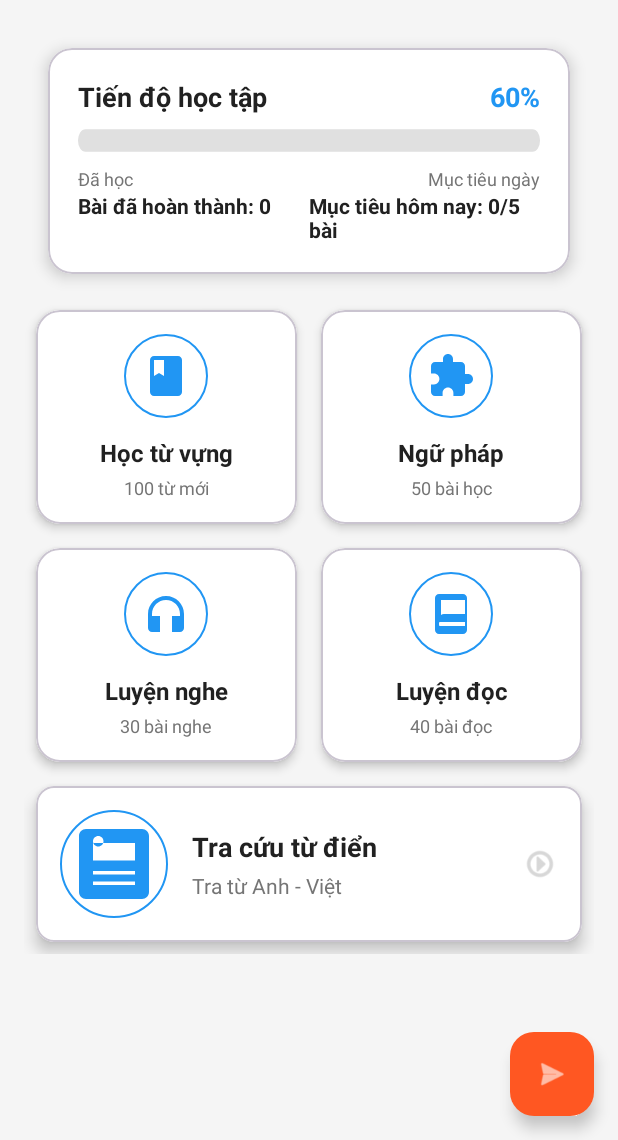
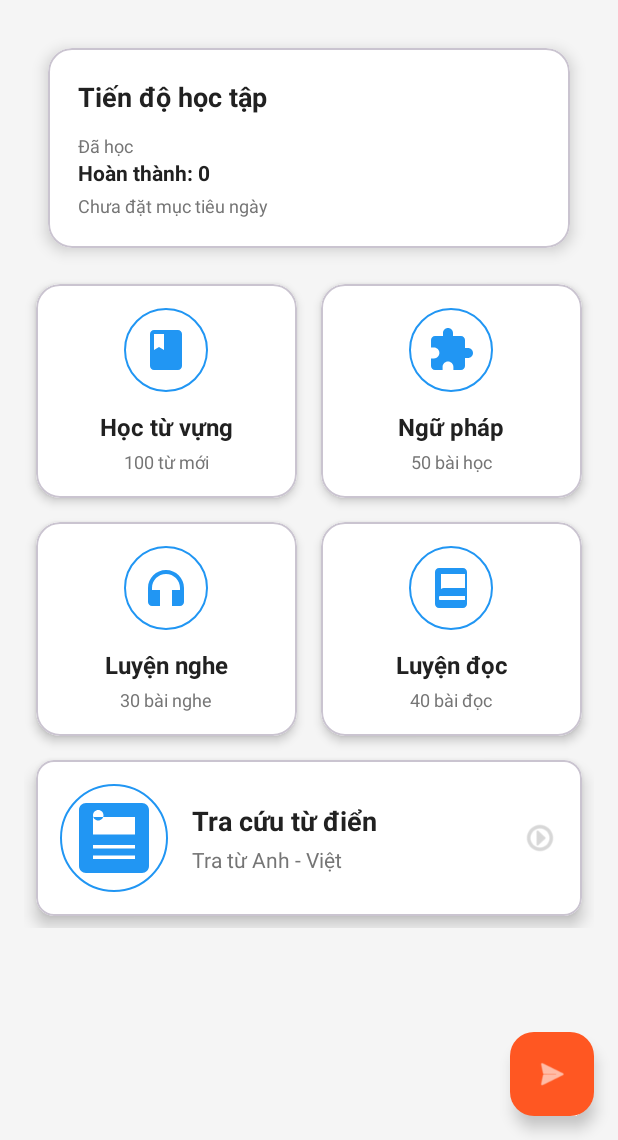
Before and after one commit to hungphitran/LexiGo, an Android app: the HomeActivity screen opened directly, with no data from a screen before it, on a phone screen of 412 x 824 dp, the part 96-1236 px from its top. Run offline under Robolectric (Android 15) with nearby library versions, the phone set to English and light mode, and no system bars.

Commit message:
refactor: edit progress card in home and profile

```diff
--- a/app/src/main/AndroidManifest.xml
+++ b/app/src/main/AndroidManifest.xml
@@ -12,9 +12,9 @@
         android:usesCleartextTraffic="true"
         android:dataExtractionRules="@xml/data_extraction_rules"
         android:fullBackupContent="@xml/backup_rules"
-        android:icon="@mipmap/ic_launcher"
+        android:icon="@drawable/lexigo_logo"
         android:label="@string/app_name"
-        android:roundIcon="@mipmap/ic_launcher_round"
+        android:roundIcon="@drawable/lexigo_logo"
         android:supportsRtl="true"
         android:theme="@style/Theme.LexiGo">
 
--- a/app/src/main/java/com/ptithcm/lexigo/activities/HomeActivity.java
+++ b/app/src/main/java/com/ptithcm/lexigo/activities/HomeActivity.java
@@ -2,8 +2,6 @@ package com.ptithcm.lexigo.activities;
 
 import android.content.Intent;
 import android.os.Bundle;
-import android.util.Log;
-import android.widget.ProgressBar;
 import android.widget.TextView;
 import android.widget.Toast;
 
@@ -20,6 +18,7 @@ import com.ptithcm.lexigo.api.models.ProgressSummary;
 import com.ptithcm.lexigo.api.models.User;
 import com.ptithcm.lexigo.api.repositories.LexiGoRepository;
 import com.ptithcm.lexigo.models.LearningCategory;
+import com.ptithcm.lexigo.utils.DailyProgressTracker;
 
 import java.util.ArrayList;
 import java.util.List;
@@ -33,8 +32,7 @@ public class HomeActivity extends AppCompatActivity {
     // UI Components
     private MaterialButton btnAccount;
     private TextView tvLessonsCompleted;
-    private TextView tvDailyGoal;
-    private ProgressBar progressDaily;
+    private TextView tvDailyStatus;
     private RecyclerView rvLearningCategories;
     private FloatingActionButton fabChat;
 
@@ -45,11 +43,12 @@ public class HomeActivity extends AppCompatActivity {
     private TokenManager tokenManager;
     private LexiGoRepository repository;
 
-    private int dailyGoalTarget = 5; // Mặc định
     private int completedLessons = 0;
-    private int dailyGoalCurrent = 0;
 
     private User currentUser;
+
+    private int dailyGoalTarget = 0;
+    private int dailyCompletedToday = 0;
 
     @Override
     protected void onCreate(Bundle savedInstanceState) {
@@ -85,8 +84,7 @@ public class HomeActivity extends AppCompatActivity {
     private void initViews() {
         btnAccount = findViewById(R.id.btnAccount);
         tvLessonsCompleted = findViewById(R.id.tvLessonsCompleted);
-        tvDailyGoal = findViewById(R.id.tvDailyGoal);
-        progressDaily = findViewById(R.id.progressDaily);
+        tvDailyStatus = findViewById(R.id.tvDailyStatus);
         rvLearningCategories = findViewById(R.id.rvLearningCategories);
         fabChat = findViewById(R.id.fabChat);
     }
@@ -95,16 +93,17 @@ public class HomeActivity extends AppCompatActivity {
      * Thiết lập dữ liệu tiến độ học tập
      */
     private void setupProgressData() {
-        // Hiển thị số bài đã hoàn thành
         tvLessonsCompleted.setText(getString(R.string.lessons_completed, completedLessons));
-
-        // Hiển thị mục tiêu hàng ngày
-        tvDailyGoal.setText(getString(R.string.daily_goal, dailyGoalCurrent, dailyGoalTarget));
-
-        // Cập nhật progress bar
-
-        int progressPercentage = dailyGoalTarget > 0 ? (dailyGoalCurrent * 100) / dailyGoalTarget : 0;
-        progressDaily.setProgress(progressPercentage);
+        // Daily status text
+        if (dailyGoalTarget <= 0) {
+            tvDailyStatus.setText(getString(R.string.no_daily_goal_set));
+        } else {
+            if (dailyCompletedToday >= dailyGoalTarget) {
+                tvDailyStatus.setText(getString(R.string.daily_goal_reached, dailyCompletedToday, dailyGoalTarget));
+            } else {
+                tvDailyStatus.setText(getString(R.string.daily_progress, dailyCompletedToday, dailyGoalTarget));
+            }
+        }
     }
 
     /**
@@ -112,7 +111,8 @@ public class HomeActivity extends AppCompatActivity {
      */
     private void loadUserProfile() {
         if (!tokenManager.isLoggedIn()) {
-            // Nếu chưa đăng nhập, hiển thị dữ liệu mặc định
+            dailyGoalTarget = 0;
+            dailyCompletedToday = DailyProgressTracker.getInstance(this).getDailyProgress();
             setupProgressData();
             return;
         }
@@ -122,10 +122,11 @@ public class HomeActivity extends AppCompatActivity {
             public void onSuccess(User user) {
                 currentUser = user;
 
-                // Lấy goals từ user
                 if (user.getGoals() != null) {
                     dailyGoalTarget = user.getGoals().getDailyLessons();
                 }
+
+                dailyCompletedToday = DailyProgressTracker.getInstance(HomeActivity.this).getDailyProgress();
 
                 // Sau khi có goals, load progress data
                 loadProgressData();
@@ -133,6 +134,7 @@ public class HomeActivity extends AppCompatActivity {
 
             @Override
             public void onError(String error) {
+                dailyCompletedToday = DailyProgressTracker.getInstance(HomeActivity.this).getDailyProgress();
                 // Nếu lỗi, vẫn load progress với goal mặc định
                 loadProgressData();
             }
@@ -156,9 +158,6 @@ public class HomeActivity extends AppCompatActivity {
                 // Cập nhật tổng số bài đã hoàn thành
                 completedLessons = progressSummary.getTotalCompleted();
 
-                // Tính số bài đã học trong ngày dựa trên last_updated
-                dailyGoalCurrent = calculateDailyProgress(progressSummary);
-
                 setupProgressData();
             }
 
@@ -168,40 +167,6 @@ public class HomeActivity extends AppCompatActivity {
                 setupProgressData();
             }
         });
-    }
-
-    /**
-     * Tính số bài đã học trong ngày
-     * Lưu ý: Hiện tại API không có endpoint riêng cho daily progress
-     * Workaround: Kiểm tra last_updated có phải hôm nay không
-     */
-    private int calculateDailyProgress(ProgressSummary summary) {
-        if (summary == null || summary.getLastUpdated() == null) {
-            return 0;
-        }
-
-        try {
-            // Parse last_updated: "2025-11-12T09:09:51.022000"
-            String lastUpdated = summary.getLastUpdated();
-            String dateOnly = lastUpdated.substring(0, 10); // "2025-11-12"
-
-            // Lấy ngày hôm nay
-            java.text.SimpleDateFormat sdf = new java.text.SimpleDateFormat("yyyy-MM-dd", java.util.Locale.US);
-            String today = sdf.format(new java.util.Date());
-
-            // Nếu last_updated là hôm nay, giả định user đã học ít nhất 1 bài
-            if (dateOnly.equals(today)) {
-                // Tạm thời return total_completed % dailyGoalTarget để mô phỏng
-                // Trong thực tế, cần API endpoint riêng cho daily progress
-                int total = summary.getTotalCompleted();
-                return Math.min(total, dailyGoalTarget);
-            }
-
-            return 0;
-        } catch (Exception e) {
-            Log.e("HomeActivity", "Error calculating daily progress", e);
-            return 0;
-        }
     }
 
     /**
--- a/app/src/main/res/layout/activity_home.xml
+++ b/app/src/main/res/layout/activity_home.xml
@@ -121,38 +121,16 @@
                             android:textColor="@color/text_primary"
                             android:textStyle="bold"/>
 
-                        <TextView
-                            android:id="@+id/tvPercent"
-                            android:layout_width="wrap_content"
-                            android:layout_height="wrap_content"
-                            android:text="60%"
-                            android:textSize="18sp"
-                            android:textColor="@color/primary"
-                            android:textStyle="bold"/>
                     </LinearLayout>
 
-                    <ProgressBar
-                        android:id="@+id/progressDaily"
-                        style="?android:attr/progressBarStyleHorizontal"
-                        android:layout_width="match_parent"
-                        android:layout_height="wrap_content"
-                        android:minHeight="10dp"
-                        android:progressDrawable="@drawable/custom_rounded_progress_bar"
-                        android:scaleY="1.5"
-                        android:max="100"
-                        android:progress="60"
-                        android:progressTint="@color/primary"
-                        android:progressBackgroundTint="#E0E0E0"
-                        android:layout_marginBottom="12dp"/>
                     <LinearLayout
                         android:layout_width="match_parent"
                         android:layout_height="wrap_content"
                         android:orientation="horizontal">
 
                         <LinearLayout
-                            android:layout_width="0dp"
+                            android:layout_width="match_parent"
                             android:layout_height="wrap_content"
-                            android:layout_weight="1"
                             android:orientation="vertical">
 
                             <TextView
@@ -166,34 +144,20 @@
                                 android:id="@+id/tvLessonsCompleted"
                                 android:layout_width="wrap_content"
                                 android:layout_height="wrap_content"
-                                android:text="12 bài"
+                                android:text="0 bài"
                                 android:textSize="14sp"
                                 android:textColor="@color/text_primary"
                                 android:textStyle="bold"/>
-                        </LinearLayout>
-
-                        <LinearLayout
-                            android:layout_width="0dp"
-                            android:layout_height="wrap_content"
-                            android:layout_weight="1"
-                            android:gravity="end"
-                            android:orientation="vertical">
 
                             <TextView
+                                android:id="@+id/tvDailyStatus"
                                 android:layout_width="wrap_content"
                                 android:layout_height="wrap_content"
-                                android:text="Mục tiêu ngày"
+                                android:layout_marginTop="4dp"
+                                android:text="Tiến độ ngày: 0/0 bài"
                                 android:textSize="12sp"
                                 android:textColor="@color/text_secondary"/>
 
-                            <TextView
-                                android:id="@+id/tvDailyGoal"
-                                android:layout_width="wrap_content"
-                                android:layout_height="wrap_content"
-                                android:text="20 bài"
-                                android:textSize="14sp"
-                                android:textColor="@color/text_primary"
-                                android:textStyle="bold"/>
                         </LinearLayout>
 
                     </LinearLayout>
--- a/app/src/main/res/values/strings.xml
+++ b/app/src/main/res/values/strings.xml
@@ -8,9 +8,12 @@
     <string name="listening">Luyện nghe</string>
     <string name="reading">Luyện đọc</string>
     <string name="progress_title">Tiến độ học tập</string>
-    <string name="lessons_completed">Bài đã hoàn thành: %d</string>
-    <string name="daily_goal">Mục tiêu hôm nay: %d/%d bài</string>
+    <string name="lessons_completed">Hoàn thành: %d</string>
+    <string name="daily_goal">Mục tiêu: %d/%d bài</string>
     <string name="dictionary">Từ điển</string>
+    <string name="daily_progress">Tiến độ ngày: %d/%d bài</string>
+    <string name="daily_goal_reached">Đã đạt mục tiêu ngày: %d/%d bài</string>
+    <string name="no_daily_goal_set">Chưa đặt mục tiêu ngày</string>
 
     <!-- Auth Activity -->
     <string name="login">Đăng nhập</string>
```
Also changed, not shown: app/src/main/java/com/ptithcm/lexigo/activities/ProfileActivity.java (+22 -45 lines), app/src/main/res/layout/activity_profile.xml (+7 -17 lines).
